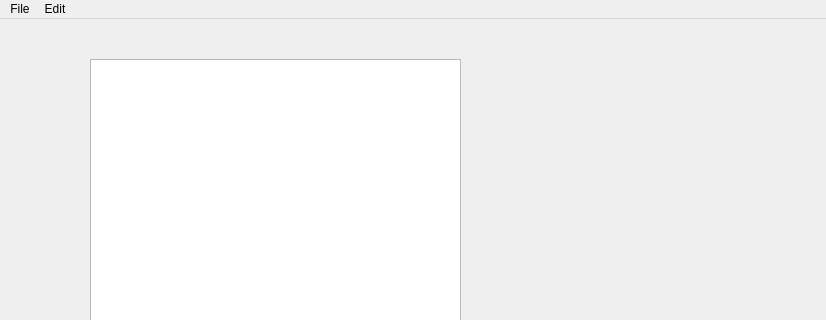
First picture: the form in mainwindow.ui, repository Necktschnagge/tobor-games, before the edit; both pictures show x 0 to 826 and y 0 to 320 of the 826 by 622 pixel window.
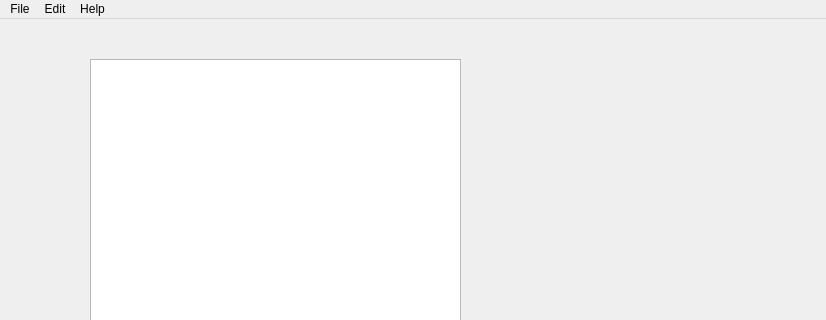
Second picture: the form after the edit.

Patch:
```diff
--- a/mainwindow.ui
+++ b/mainwindow.ui
@@ -61,8 +61,15 @@
      <string>Edit</string>
     </property>
    </widget>
+   <widget class="QMenu" name="menuHelp">
+    <property name="title">
+     <string>Help</string>
+    </property>
+    <addaction name="actionAbout"/>
+   </widget>
    <addaction name="menuFile"/>
    <addaction name="menuEdit"/>
+   <addaction name="menuHelp"/>
   </widget>
   <widget class="QStatusBar" name="statusbar"/>
   <action name="actionshowSVG">
```
Left out of the diff: 5 changed lines with no effect on the pictures.
